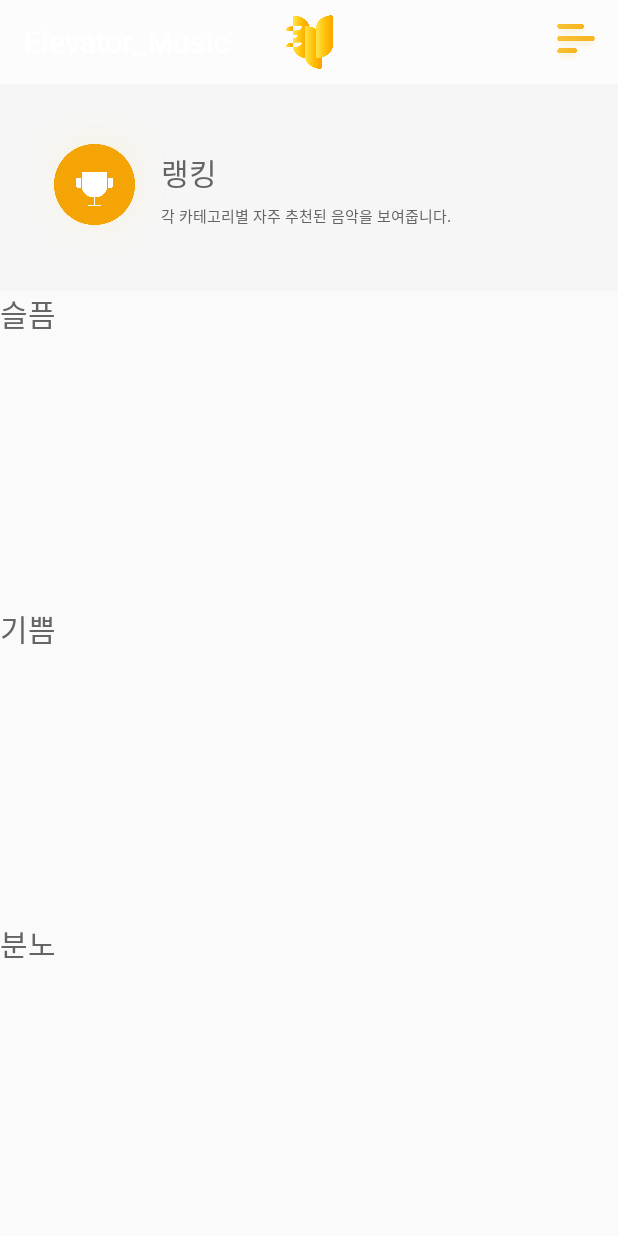
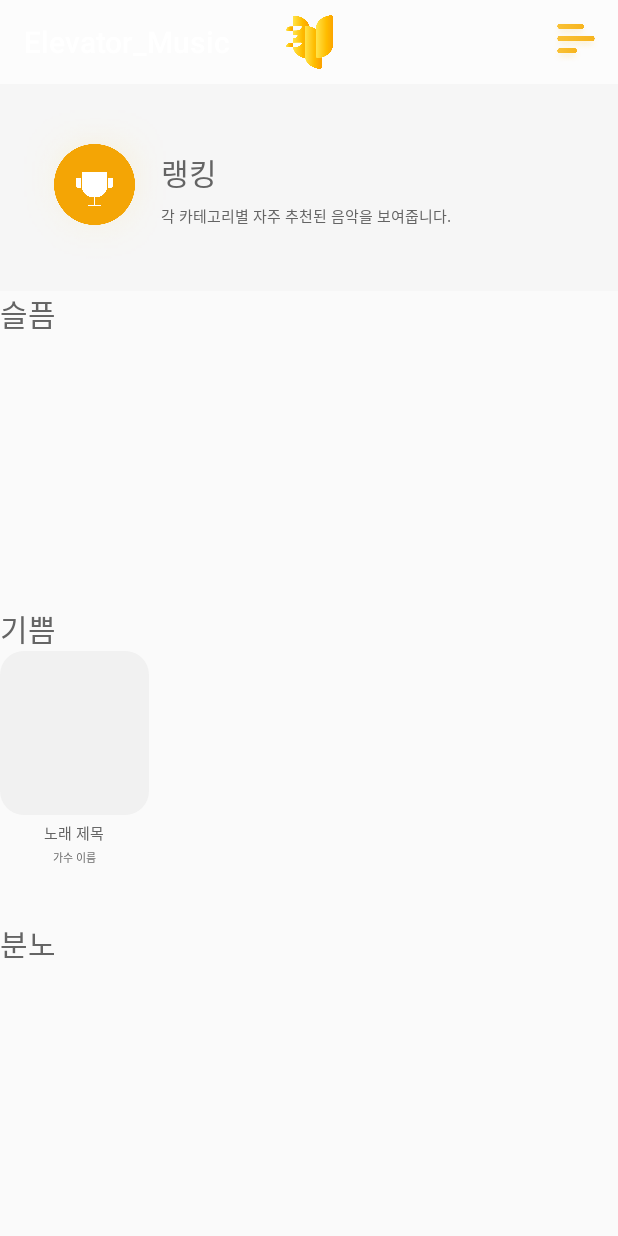
Before and after one commit to EV-ElevatorMusic/EV_app, an Android app: the RankingActivity screen opened directly, with no data from a screen before it, on a phone screen of 412 x 824 dp. Run offline under Robolectric (Android 15) with nearby library versions, the phone set to English and light mode, and no system bars; pictures from the network do not load; 2 statements that could not run were skipped.

Commit message:
xml icon 넣음

```diff
--- a/app/src/main/res/layout/item_ranking.xml
+++ b/app/src/main/res/layout/item_ranking.xml
@@ -1,20 +1,36 @@
 <?xml version="1.0" encoding="utf-8"?>
-<androidx.constraintlayout.widget.ConstraintLayout xmlns:android="http://schemas.android.com/apk/res/android"
-    android:layout_width="match_parent"
-    android:layout_height="match_parent"
-    xmlns:app="http://schemas.android.com/apk/res-auto">
+<LinearLayout xmlns:android="http://schemas.android.com/apk/res/android"
+    android:orientation="vertical" android:layout_width="wrap_content"
+    android:layout_height="wrap_content">
+
     <ImageView
-        android:layout_width="match_parent"
-        android:layout_height="0dp"
-        android:id="@+id/ranking_Iv"
-        app:layout_constraintLeft_toLeftOf="parent"
-        app:layout_constraintTop_toTopOf="parent"
-        android:scaleType="fitStart"/>
+        android:id="@+id/musicAlbum"
+        android:layout_width="99dp"
+        android:layout_height="109dp"
+        android:src="@drawable/send_shape"/>
+
     <TextView
-        android:layout_width="match_parent"
-        android:layout_height="0dp"
-        app:layout_constraintTop_toBottomOf="@id/ranking_Iv"
-        android:id="@+id/ranking_title"
+        android:id="@+id/musicTitle"
+        android:layout_gravity="center"
+        android:layout_width="wrap_content"
+        android:layout_height="wrap_content"
+        android:textSize="10sp"
+        android:fontFamily="@font/nanumgothicbold"
+        android:textColor="#646464"
+        android:text="노래 제목"
+        android:layout_marginTop="4dp"
         />
 
-</androidx.constraintlayout.widget.ConstraintLayout>
+    <TextView
+        android:id="@+id/musicSinger"
+        android:layout_gravity="center"
+        android:layout_width="wrap_content"
+        android:layout_height="wrap_content"
+        android:textSize="7sp"
+        android:fontFamily="@font/nanumgothic"
+        android:textColor="#646464"
+        android:text="가수 이름"
+        android:layout_marginTop="3dp"
+        />
+
+</LinearLayout>
```
